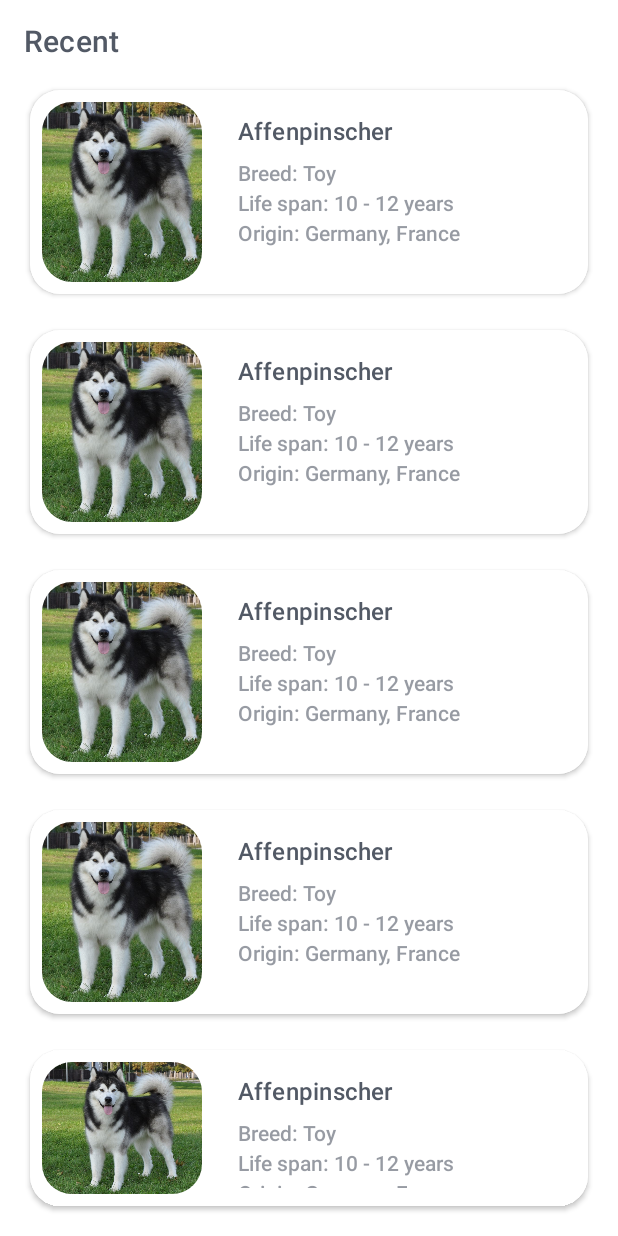
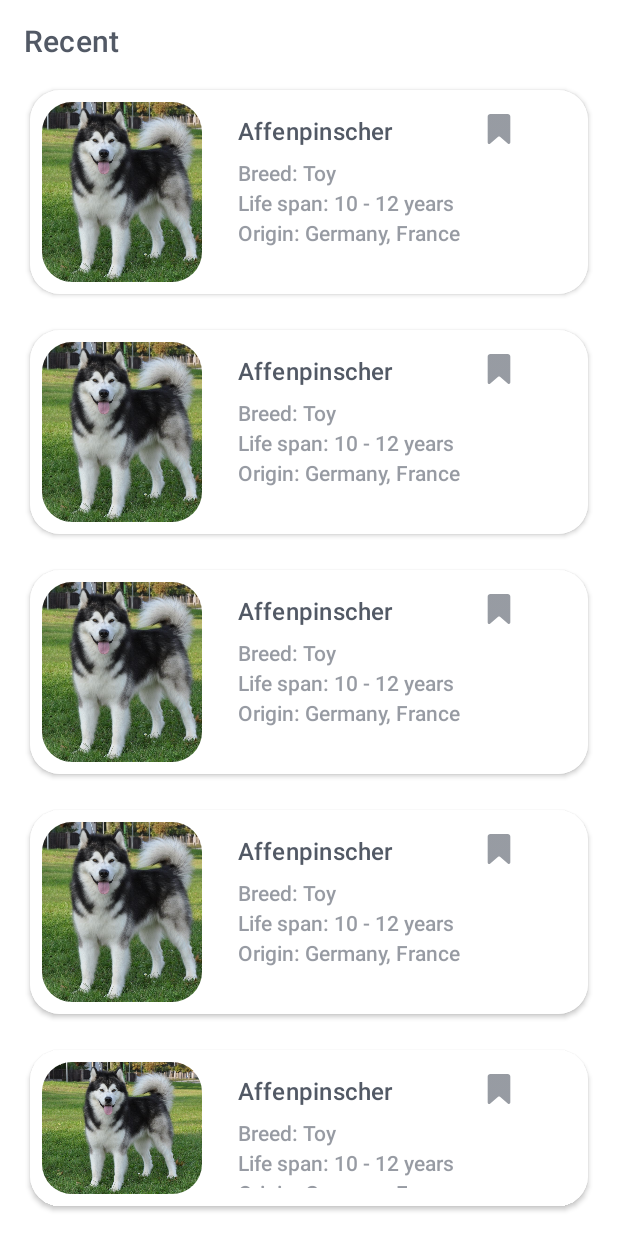
Before and after one commit to worstkiller/doggo_jetpack_compose_challenge_one, an Android app built with Jetpack Compose: the @Preview function HomeRecentSearchPreview, on a phone screen of 412 x 824 dp. Run offline under Robolectric (Android 15) with nearby library versions, the phone set to English and light mode, and no system bars.

Commit message:
feat: added the bookmarked icon

```diff
--- a/app/build.gradle
+++ b/app/build.gradle
@@ -54,9 +54,9 @@ dependencies {
     //network
     implementation 'com.squareup.retrofit2:retrofit:2.9.0'
     implementation "com.squareup.retrofit2:converter-moshi:2.9.0"
-    implementation "io.coil-kt:coil:1.1.1"
     implementation "com.squareup.okhttp3:logging-interceptor:4.7.2"
     implementation 'org.jetbrains.kotlin:kotlin-reflect:1.4.30'
+    implementation "dev.chrisbanes.accompanist:accompanist-coil:0.6.1"
 
     //test
     testImplementation 'junit:junit:4.+'
--- a/app/src/main/java/com/vikas/doggoadoption/ui/components/HomeRecentSearch.kt
+++ b/app/src/main/java/com/vikas/doggoadoption/ui/components/HomeRecentSearch.kt
@@ -1,19 +1,15 @@
 package com.vikas.doggoadoption.ui.components
 
+import androidx.compose.animation.animateColorAsState
 import androidx.compose.foundation.Image
 import androidx.compose.foundation.background
+import androidx.compose.foundation.clickable
 import androidx.compose.foundation.layout.*
-import androidx.compose.foundation.lazy.LazyColumn
-import androidx.compose.foundation.lazy.LazyRow
-import androidx.compose.foundation.lazy.rememberLazyListState
 import androidx.compose.foundation.shape.RoundedCornerShape
 import androidx.compose.material.Card
-import androidx.compose.material.Surface
+import androidx.compose.material.Icon
 import androidx.compose.material.Text
-import androidx.compose.runtime.Composable
-import androidx.compose.runtime.getValue
-import androidx.compose.runtime.mutableStateOf
-import androidx.compose.runtime.remember
+import androidx.compose.runtime.*
 import androidx.compose.ui.Alignment
 import androidx.compose.ui.Modifier
 import androidx.compose.ui.draw.clip
@@ -21,15 +17,14 @@ import androidx.compose.ui.graphics.Color
 import androidx.compose.ui.layout.ContentScale
 import androidx.compose.ui.res.painterResource
 import androidx.compose.ui.res.stringResource
-import androidx.compose.ui.text.TextStyle
 import androidx.compose.ui.text.font.FontWeight
 import androidx.compose.ui.text.style.TextOverflow
 import androidx.compose.ui.tooling.preview.Preview
-import androidx.compose.ui.unit.Dp
 import androidx.compose.ui.unit.dp
 import androidx.compose.ui.unit.sp
 import com.vikas.doggoadoption.R
 import com.vikas.doggoadoption.ui.theme.DoggoAdoptionTheme
+import com.vikas.doggoadoption.ui.theme.Teal200
 import com.vikas.doggoadoption.ui.theme.Typography
 import com.vikas.doggoadoption.ui.theme.iconTintColor
 
@@ -62,6 +57,9 @@ fun HomeRecentSearch() {
 
 @Composable
 fun SearchItems() {
+
+    var bookMarked by remember { mutableStateOf(false) }
+
     Card(
         elevation = 2.dp,
         shape = RoundedCornerShape(20.dp),
@@ -126,6 +124,27 @@ fun SearchItems() {
                     maxLines = 1
                 )
             }
+
+            Spacer(modifier = Modifier.size(16.dp))
+
+            val bookMarkColor =
+                animateColorAsState(
+                    targetValue = if (bookMarked) Teal200 else iconTintColor.copy(
+                        alpha = .6f
+                    )
+                )
+
+            Icon(
+                painter = painterResource(id = R.drawable.ic_bookmark),
+                contentDescription = "",
+                tint = bookMarkColor.value,
+                modifier = Modifier
+                    .padding(top = 8.dp)
+                    .size(20.dp)
+                    .clickable {
+                        bookMarked = bookMarked.not()
+                    }
+            )
         }
     }
 }
--- /dev/null
+++ b/app/src/main/res/drawable/ic_bookmark.xml
@@ -0,0 +1,9 @@
+<vector xmlns:android="http://schemas.android.com/apk/res/android"
+    android:width="24dp"
+    android:height="24dp"
+    android:viewportWidth="212.045"
+    android:viewportHeight="212.045">
+    <path
+        android:fillColor="#FF000000"
+        android:pathData="M167.871,0H44.84C34.82,0 26.022,8.243 26.022,18v182c0,3.266 0.909,5.988 2.374,8.091c1.752,2.514 4.573,3.955 7.598,3.954c2.86,0 5.905,-1.273 8.717,-3.675l55.044,-46.735c1.7,-1.452 4.142,-2.284 6.681,-2.284c2.538,0 4.975,0.832 6.68,2.288l54.86,46.724c2.822,2.409 5.657,3.683 8.512,3.683c4.828,0 9.534,-3.724 9.534,-12.045V18C186.022,8.243 177.891,0 167.871,0z" />
+</vector>
```
